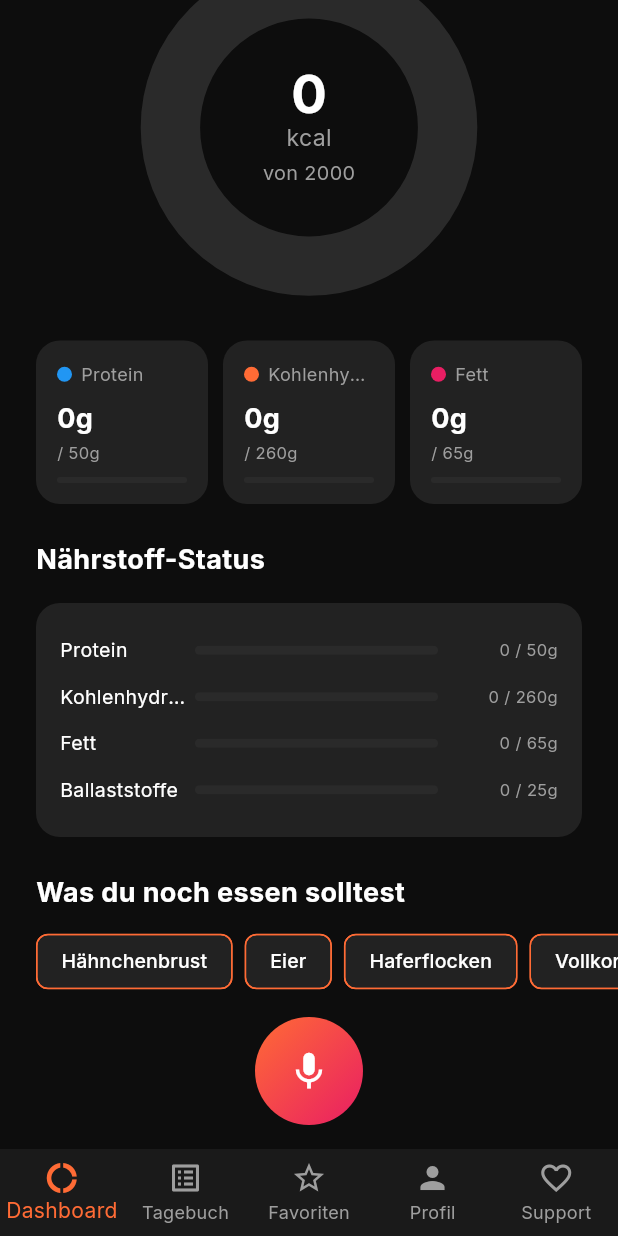
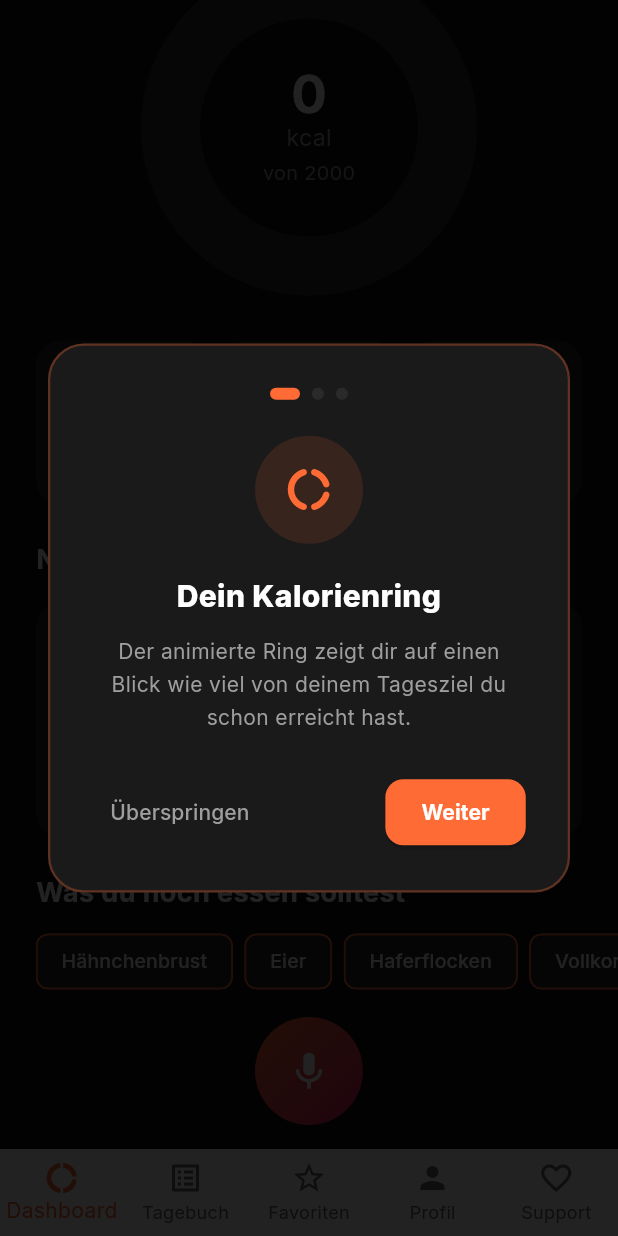
Before and after one commit to MiharaArcadia/ClaudeFinal, a Flutter app: the DashboardScreen screen opened directly, scrolled down 197 dp, on a phone screen of 412 x 824 dp. Run offline on Flutter 3.47's test engine with Material 3 defaults, Android fonts, the phone set to English and light mode, and no system bars; drawn by our look-alikes of fl_chart; our stand-ins replace cloud_firestore, firebase_auth, firebase_core, google_fonts, image_picker, permission_handler and 2 more; missing offline and left inert: window_manager; accounts and stored records are empty; network calls fail.

Commit message:
Implement 4 tester recommendations: light theme, walkthrough, rate button, ASO
1. Light Theme (AppTheme.light)
   - New AppColorsLight palette: bg #F5F5F5, surface white, card #EFEFEF
   - AppTheme.light ThemeData with consistent styling
   - UserProfile.themeMode field ('system'/'light'/'dark'), persisted
   - UserProvider.themeMode getter → ThemeMode enum
   - main.dart: MaterialApp now uses theme/darkTheme/themeMode via Consumer
   - profile_screen.dart: 3-chip theme toggle (System/Hell/Dunkel)

2. Feature Walkthrough (lib/widgets/feature_walkthrough.dart)
   - 3-step animated overlay on first dashboard launch
   - Steps: Kalorienring, Spracheingabe, Tagebuch
   - SharedPreferences key 'walkthrough_shown', never shows again after dismiss
   - Fade animation between steps, progress dots, Skip + Next/Los geht's buttons
   - Wired in dashboard_screen.dart via addPostFrameCallback

3. Rate App button (profile_screen.dart)
   - New _MoreTile widget + "Mehr" section in profile screen
   - Opens market://details?id=io.arcadiaapps.carby, fallback to Play Store web URL
   - url_launcher already available in pubspec

4. ASO Store Listings (docs/store/)
   - store_listing_de.txt: keyword-optimierte deutsche Beschreibung
   - store_listing_en.txt: English version
   - Ready for copy-paste into Google Play Console

Co-Authored-By: Claude Sonnet 4.6 <noreply@anthropic.com>
Claude-Session: https://claude.ai/code/session_01UYW9zVvpuAALft1jgJ8SnH

```diff
--- a/lib/models/user_profile.dart
+++ b/lib/models/user_profile.dart
@@ -6,6 +6,7 @@ class UserProfile {
   final double height;
   final String goal; // 'lose' | 'maintain' | 'gain'
   final String language; // 'de' | 'en'
+  final String themeMode; // 'system' | 'light' | 'dark'
   int dailyCalorieGoal;
 
   UserProfile({
@@ -16,6 +17,7 @@ class UserProfile {
     required this.height,
     required this.goal,
     required this.language,
+    this.themeMode = 'system',
     required this.dailyCalorieGoal,
   });
 
@@ -43,6 +45,7 @@ class UserProfile {
         'height': height,
         'goal': goal,
         'language': language,
+        'themeMode': themeMode,
         'dailyCalorieGoal': dailyCalorieGoal,
       };
 
@@ -54,6 +57,7 @@ class UserProfile {
         height: (m['height'] as num?)?.toDouble() ?? 175,
         goal: m['goal'] ?? 'maintain',
         language: m['language'] ?? 'de',
+        themeMode: m['themeMode'] ?? 'system',
         dailyCalorieGoal: (m['dailyCalorieGoal'] as num?)?.toInt() ?? 2000,
       );
 
@@ -64,6 +68,7 @@ class UserProfile {
     double? height,
     String? goal,
     String? language,
+    String? themeMode,
     int? dailyCalorieGoal,
   }) =>
       UserProfile(
@@ -74,6 +79,7 @@ class UserProfile {
         height: height ?? this.height,
         goal: goal ?? this.goal,
         language: language ?? this.language,
+        themeMode: themeMode ?? this.themeMode,
         dailyCalorieGoal: dailyCalorieGoal ?? this.dailyCalorieGoal,
       );
 }
--- a/lib/screens/dashboard_screen.dart
+++ b/lib/screens/dashboard_screen.dart
@@ -18,6 +18,7 @@ import 'package:carby/widgets/calorie_ring_chart.dart';
 import 'package:carby/widgets/macro_card.dart';
 import 'package:carby/widgets/nutrient_gap_row.dart';
 import 'package:carby/widgets/pulsing_mic_button.dart';
+import 'package:carby/widgets/feature_walkthrough.dart';
 
 bool get _isDesktop =>
     !kIsWeb && (Platform.isWindows || Platform.isMacOS || Platform.isLinux);
@@ -51,6 +52,13 @@ class _DashboardScreenState extends State<DashboardScreen> {
       nutritionProvider.onFifthEntry = () {
         if (mounted) maybeShowDonationSheet(context);
       };
+      // Show feature walkthrough on first launch
+      shouldShowWalkthrough().then((show) {
+        if (show && mounted) {
+          final lang = userProvider.lang;
+          showFeatureWalkthrough(context, lang);
+        }
+      });
     });
   }
 
--- /dev/null
+++ b/lib/widgets/feature_walkthrough.dart
@@ -0,0 +1,237 @@
+import 'package:flutter/material.dart';
+import 'package:google_fonts/google_fonts.dart';
+import 'package:shared_preferences/shared_preferences.dart';
+import 'package:carby/theme/app_theme.dart';
+
+const _prefKey = 'walkthrough_shown';
+
+Future<bool> shouldShowWalkthrough() async {
+  final prefs = await SharedPreferences.getInstance();
+  return !(prefs.getBool(_prefKey) ?? false);
+}
+
+Future<void> markWalkthroughShown() async {
+  final prefs = await SharedPreferences.getInstance();
+  await prefs.setBool(_prefKey, true);
+}
+
+Future<void> showFeatureWalkthrough(BuildContext context, String lang) async {
+  await showDialog(
+    context: context,
+    barrierDismissible: false,
+    barrierColor: Colors.black87,
+    builder: (_) => _WalkthroughDialog(lang: lang),
+  );
+  await markWalkthroughShown();
+}
+
+class _WalkthroughDialog extends StatefulWidget {
+  final String lang;
+  const _WalkthroughDialog({required this.lang});
+
+  @override
+  State<_WalkthroughDialog> createState() => _WalkthroughDialogState();
+}
+
+class _WalkthroughDialogState extends State<_WalkthroughDialog>
+    with SingleTickerProviderStateMixin {
+  int _step = 0;
+  late AnimationController _anim;
+  late Animation<double> _fade;
+
+  late final List<_Step> _steps;
+
+  @override
+  void initState() {
+    super.initState();
+    _anim = AnimationController(
+      vsync: this,
+      duration: const Duration(milliseconds: 300),
+    );
+    _fade = CurvedAnimation(parent: _anim, curve: Curves.easeOut);
+    _anim.forward();
+
+    final de = widget.lang == 'de';
+    _steps = [
+      _Step(
+        icon: Icons.donut_large_rounded,
+        color: AppColors.orange,
+        title: de ? 'Dein Kalorienring' : 'Your Calorie Ring',
+        body: de
+            ? 'Der animierte Ring zeigt dir auf einen Blick wie viel von deinem Tagesziel du schon erreicht hast.'
+            : 'The animated ring shows you at a glance how much of your daily goal you have already reached.',
+      ),
+      _Step(
+        icon: Icons.mic_rounded,
+        color: AppColors.teal,
+        title: de ? 'Spracheingabe' : 'Voice Input',
+        body: de
+            ? 'Tippe auf das Mikrofon-Symbol und sage einfach was du gegessen hast — Carby sucht es automatisch.'
+            : 'Tap the microphone icon and say what you ate — Carby searches it automatically.',
+      ),
+      _Step(
+        icon: Icons.book_rounded,
+        color: AppColors.purple,
+        title: de ? 'Dein Tagebuch' : 'Your Food Log',
+        body: de
+            ? 'Im Tagebuch-Tab siehst du alle Mahlzeiten des Tages und kannst Einträge löschen oder bearbeiten.'
+            : 'In the food log tab you can see all meals of the day and delete or edit entries.',
+      ),
+    ];
+  }
+
+  @override
+  void dispose() {
+    _anim.dispose();
+    super.dispose();
+  }
+
+  void _next() async {
+    if (_step < _steps.length - 1) {
+      await _anim.reverse();
+      setState(() => _step++);
+      _anim.forward();
+    } else {
+      Navigator.of(context).pop();
+    }
+  }
+
+  void _skip() => Navigator.of(context).pop();
+
+  @override
+  Widget build(BuildContext context) {
+    final de = widget.lang == 'de';
+    final s = _steps[_step];
+    final isLast = _step == _steps.length - 1;
+
+    return Center(
+      child: Material(
+        color: Colors.transparent,
+        child: FadeTransition(
+          opacity: _fade,
+          child: Container(
+            margin: const EdgeInsets.symmetric(horizontal: 32),
+            padding: const EdgeInsets.all(28),
+            decoration: BoxDecoration(
+              color: AppColors.surface,
+              borderRadius: BorderRadius.circular(24),
+              border: Border.all(color: s.color.withOpacity(0.3), width: 1.5),
+            ),
+            child: Column(
+              mainAxisSize: MainAxisSize.min,
+              children: [
+                // Progress dots
+                Row(
+                  mainAxisAlignment: MainAxisAlignment.center,
+                  children: List.generate(_steps.length, (i) {
+                    return AnimatedContainer(
+                      duration: const Duration(milliseconds: 200),
+                      margin: const EdgeInsets.symmetric(horizontal: 4),
+                      width: i == _step ? 20 : 8,
+                      height: 8,
+                      decoration: BoxDecoration(
+                        color: i == _step
+                            ? s.color
+                            : AppColors.ringEmpty,
+                        borderRadius: BorderRadius.circular(4),
+                      ),
+                    );
+                  }),
+                ),
+                const SizedBox(height: 24),
+
+                // Icon
+                Container(
+                  width: 72,
+                  height: 72,
+                  decoration: BoxDecoration(
+                    color: s.color.withOpacity(0.12),
+                    shape: BoxShape.circle,
+                  ),
+                  child: Icon(s.icon, color: s.color, size: 34),
+                ),
+                const SizedBox(height: 20),
+
+                // Title
+                Text(
+                  s.title,
+                  textAlign: TextAlign.center,
+                  style: GoogleFonts.inter(
+                    color: Colors.white,
+                    fontSize: 20,
+                    fontWeight: FontWeight.w800,
+                  ),
+                ),
+                const SizedBox(height: 12),
+
+                // Body
+                Text(
+                  s.body,
+                  textAlign: TextAlign.center,
+                  style: GoogleFonts.inter(
+                    color: AppColors.textSecondary,
+                    fontSize: 14,
+                    height: 1.6,
+                  ),
+                ),
+                const SizedBox(height: 28),
+
+                // Buttons
+                Row(
+                  children: [
+                    if (!isLast)
+                      TextButton(
+                        onPressed: _skip,
+                        child: Text(
+                          de ? 'Überspringen' : 'Skip',
+                          style: GoogleFonts.inter(
+                            color: AppColors.textSecondary,
+                            fontSize: 14,
+                          ),
+                        ),
+                      ),
+                    const Spacer(),
+                    ElevatedButton(
+                      onPressed: _next,
+                      style: ElevatedButton.styleFrom(
+                        backgroundColor: s.color,
+                        shape: RoundedRectangleBorder(
+                          borderRadius: BorderRadius.circular(12),
+                        ),
+                        padding: const EdgeInsets.symmetric(
+                            horizontal: 24, vertical: 12),
+                      ),
+                      child: Text(
+                        isLast
+                            ? (de ? 'Los geht\'s! 🚀' : 'Let\'s go! 🚀')
+                            : (de ? 'Weiter' : 'Next'),
+                        style: GoogleFonts.inter(
+                          color: Colors.white,
+                          fontWeight: FontWeight.w700,
+                          fontSize: 14,
+                        ),
+                      ),
+                    ),
+                  ],
+                ),
+              ],
+            ),
+          ),
+        ),
+      ),
+    );
+  }
+}
+
+class _Step {
+  final IconData icon;
+  final Color color;
+  final String title;
+  final String body;
+  const _Step({
+    required this.icon,
+    required this.color,
+    required this.title,
+    required this.body,
+  });
+}
```
Also changed, not shown: docs/store/store_listing_de.txt (added, +63 -0 lines), docs/store/store_listing_en.txt (added, +63 -0 lines), lib/main.dart (+9 -5 lines), lib/providers/user_provider.dart (+7 -0 lines), lib/screens/profile_screen.dart (+95 -0 lines), lib/theme/app_theme.dart (+40 -0 lines).
